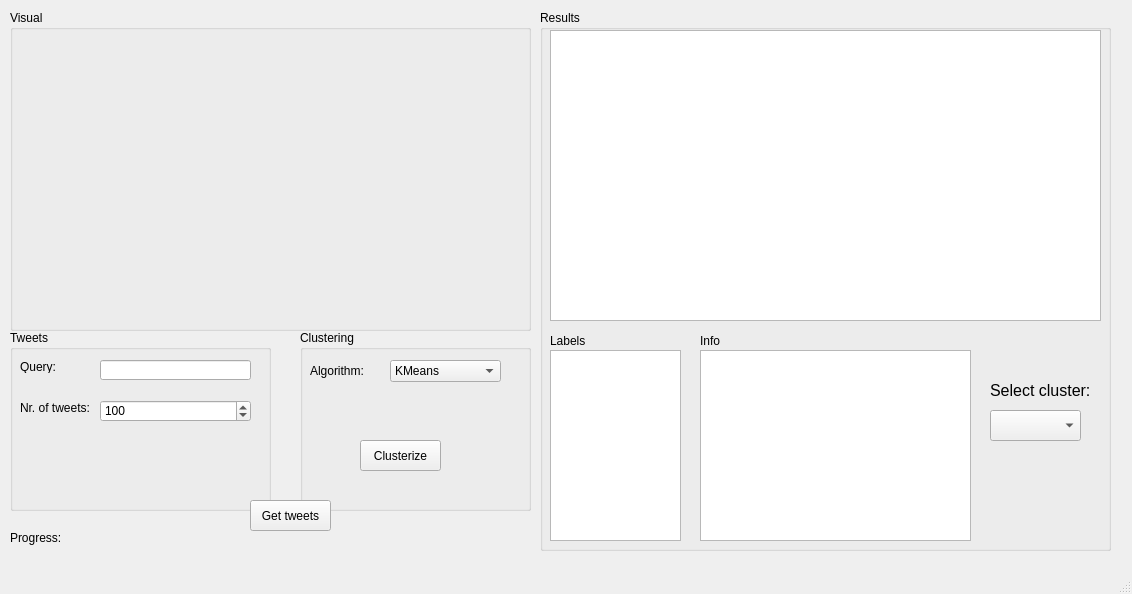
Above: frontend/main_window.ui from nemesszili/tweetcluster before the change. Below: the same form after it.
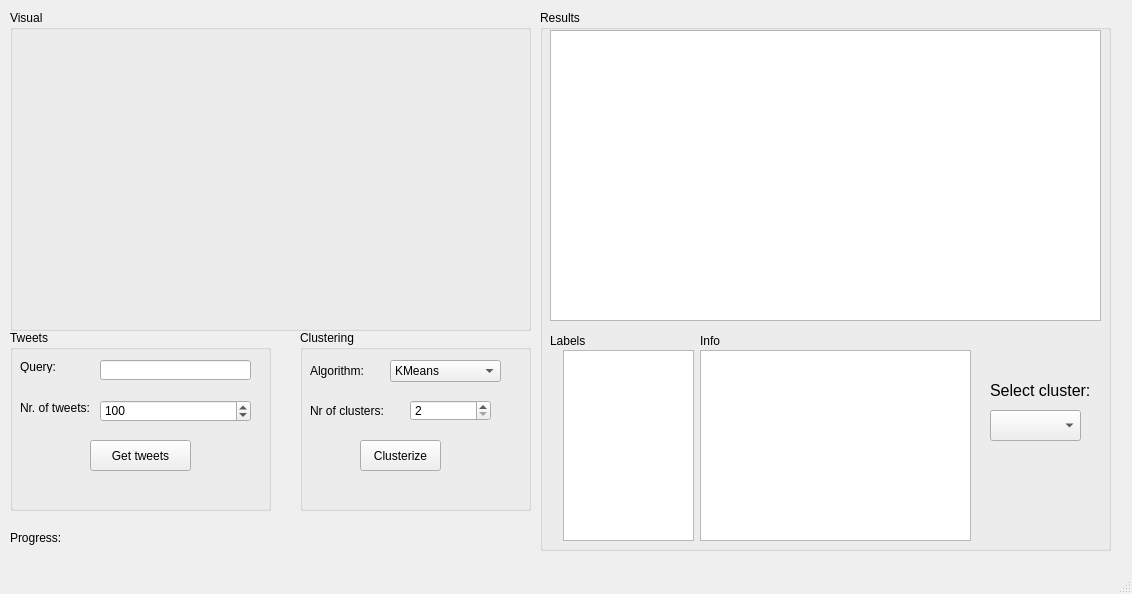
That is the form after the change.

The edit to the form file:
```diff
--- a/frontend/main_window.ui
+++ b/frontend/main_window.ui
@@ -87,6 +87,19 @@
       <number>100</number>
      </property>
     </widget>
+    <widget class="QPushButton" name="tweetButton">
+     <property name="geometry">
+      <rect>
+       <x>80</x>
+       <y>110</y>
+       <width>101</width>
+       <height>31</height>
+      </rect>
+     </property>
+     <property name="text">
+      <string>Get tweets</string>
+     </property>
+    </widget>
    </widget>
    <widget class="QGroupBox" name="groupBox_2">
     <property name="geometry">
@@ -151,6 +164,38 @@
       <string>Clusterize</string>
      </property>
     </widget>
+    <widget class="QLabel" name="label_8">
+     <property name="geometry">
+      <rect>
+       <x>10</x>
+       <y>70</y>
+       <width>111</width>
+       <height>21</height>
+      </rect>
+     </property>
+     <property name="text">
+      <string>Nr of clusters:</string>
+     </property>
+    </widget>
+    <widget class="QSpinBox" name="nrClusters">
+     <property name="geometry">
+      <rect>
+       <x>110</x>
+       <y>70</y>
+       <width>81</width>
+       <height>21</height>
+      </rect>
+     </property>
+     <property name="minimum">
+      <number>2</number>
+     </property>
+     <property name="maximum">
+      <number>100</number>
+     </property>
+     <property name="value">
+      <number>2</number>
+     </property>
+    </widget>
    </widget>
    <widget class="QGroupBox" name="groupBox_3">
     <property name="geometry">
@@ -174,16 +219,6 @@
       </rect>
      </property>
     </widget>
-    <widget class="QListView" name="labelsView">
-     <property name="geometry">
-      <rect>
-       <x>10</x>
-       <y>340</y>
-       <width>131</width>
-       <height>191</height>
-      </rect>
-     </property>
-    </widget>
     <widget class="QLabel" name="label_4">
      <property name="geometry">
       <rect>
@@ -248,6 +283,16 @@
       <string>Select cluster:</string>
      </property>
     </widget>
+    <widget class="QTextEdit" name="labelsView">
+     <property name="geometry">
+      <rect>
+       <x>23</x>
+       <y>340</y>
+       <width>131</width>
+       <height>191</height>
+      </rect>
+     </property>
+    </widget>
    </widget>
    <widget class="QGroupBox" name="groupBox_4">
     <property name="geometry">
@@ -299,19 +344,6 @@
      <string/>
     </property>
    </widget>
-   <widget class="QPushButton" name="tweetButton">
-    <property name="geometry">
-     <rect>
-      <x>250</x>
-      <y>500</y>
-      <width>81</width>
-      <height>31</height>
-     </rect>
-    </property>
-    <property name="text">
-     <string>Get tweets</string>
-    </property>
-   </widget>
   </widget>
   <widget class="QMenuBar" name="menubar">
    <property name="geometry">
```
Left out of the diff: 2 changed lines with no effect on the pictures.
